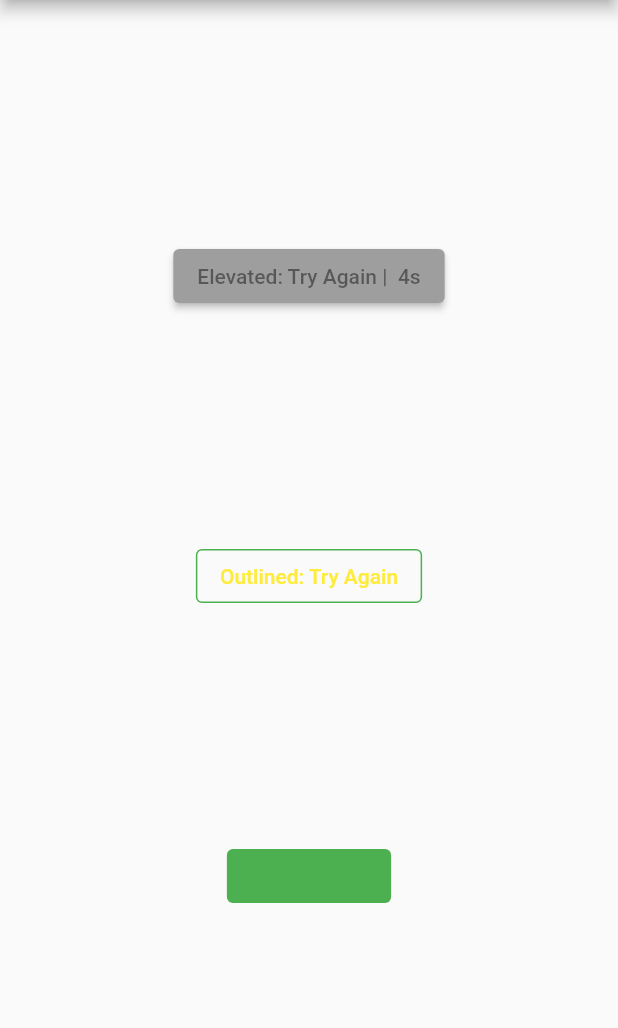
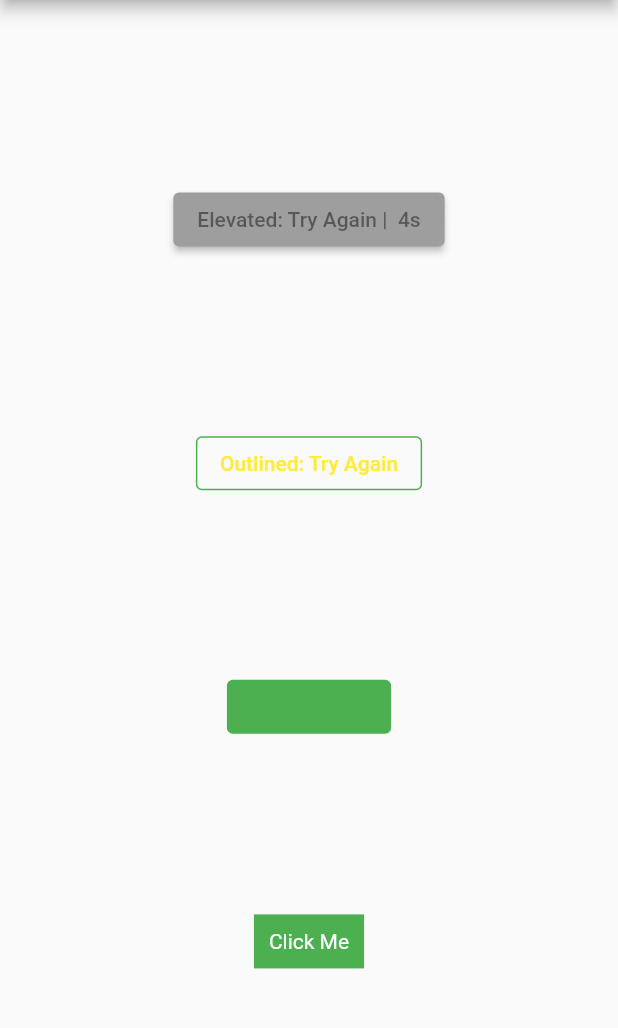
Before and after one commit to ProjectAJ14/timer_button, a Flutter app: the screen it shows after launch, after a tap on "Elevated: Try Again", on a phone screen of 412 x 824 dp, the part 84-1112 px from its top. Run offline on Flutter 3.47's test engine with Material 2 defaults, Android fonts, the phone set to English and light mode, and no system bars.

Commit message:
Major Version 4.0.0

```diff
--- a/example/lib/main.dart
+++ b/example/lib/main.dart
@@ -7,7 +7,7 @@ class MyApp extends StatelessWidget {
   @override
   Widget build(BuildContext context) {
     return new MaterialApp(
-      title: 'Timer Button Demo',
+      title: 'Timer Button Fork Demo',
       theme: new ThemeData(
         primarySwatch: Colors.blue,
       ),
@@ -65,6 +65,22 @@ class MyHomePageState extends State<MyHomePage> with TickerProviderStateMixin {
                   disabledColor: Colors.deepOrange,
                   color: Colors.green,
                 ),
+                TimerButton.builder(
+                  onPressed: () {
+                    print("Hey, a custom button is clicked!");
+                  },
+                  timeOutInSeconds: 5,
+                  timeBuilder: (BuildContext context, int sec) {
+                    return Container(
+                      padding: EdgeInsets.all(10.0),
+                      color: sec > 0 ? Colors.red : Colors.green,
+                      child: Text(
+                        sec > 0 ? "Custom Wait for $sec seconds" : "Click Me",
+                        style: TextStyle(color: Colors.white),
+                      ),
+                    );
+                  },
+                ),
               ],
             ),
           ),
--- a/example/pubspec.yaml
+++ b/example/pubspec.yaml
@@ -33,7 +33,7 @@ dev_dependencies:
   flutter_test:
     sdk: flutter
 
-  timer_button:
+  timer_button_fork:
     path: ../
 
 # For information on the generic Dart part of this file, see the
--- a/lib/timer_button_fork.dart
+++ b/lib/timer_button_fork.dart
@@ -1,59 +1,52 @@
-library timer_button_fork;
-
 import 'dart:async';
-
 import 'package:flutter/material.dart';
 
-
-enum ButtonType {
-  ElevatedButton,
-  TextButton,
-  OutlinedButton
-}
-
+/// [ButtonType] enum to define the type of the button.
+enum ButtonType { ElevatedButton, TextButton, OutlinedButton, Custom }
 
 const int aSec = 1;
-
 const String _secPostFix = 's';
 const String labelSplitter = " |  ";
 
-/// A button that starts a timer when pressed and shows the remaining time.
+/// Type definition for TimerButton builder.
+typedef TimerButtonBuilder = Widget Function(BuildContext context, int seconds);
+
+/// A custom TimerButton that starts a timer when pressed and shows the remaining time.
 class TimerButton extends StatefulWidget {
-  /// Create a TimerButton button.
-  ///
-  /// The [label], [onPressed], and [timeOutInSeconds]
-  /// arguments must not be null.
-
-  ///label
+  /// Label of the button.
   final String label;
 
-  ///secPostFix
+  /// Postfix for seconds.
   final String secPostFix;
 
-  ///[timeOutInSeconds] after which the button is enabled
+  /// Timeout in seconds after which the button is enabled.
   final int timeOutInSeconds;
 
-  ///[onPressed] Called when the button is tapped or otherwise activated.
+  /// Callback when the button is tapped or otherwise activated.
   final VoidCallback onPressed;
 
-  /// Defines the button's base colors
+  /// Defines the button's base color.
   final Color color;
 
-  /// The color to use for this button's background/border when the button is disabled.
+  /// The color to use for the button's background/border when the button is disabled.
   final Color disabledColor;
 
-  /// activeTextStyle
+  /// Text style for active state.
   final TextStyle? activeTextStyle;
 
-  ///disabledTextStyle
+  /// Text style for disabled state.
   final TextStyle disabledTextStyle;
 
-  ///buttonType
+  /// Type of the button.
   final ButtonType buttonType;
 
-  ///If resetTimerOnPressed is true reset the timer when the button is pressed : default to true
+  /// Boolean value to decide if timer should reset on button pressed.
   final bool resetTimerOnPressed;
 
+  /// The builder for the custom button.
+  final TimerButtonBuilder? timeBuilder;
+
+  /// Constructor for the TimerButton
   const TimerButton({
     Key? key,
     required this.label,
@@ -66,46 +59,63 @@ class TimerButton extends StatefulWidget {
     this.buttonType = ButtonType.ElevatedButton,
     this.activeTextStyle,
     this.disabledTextStyle = const TextStyle(color: Colors.black45),
-  }) : super(key: key);
+  }) : timeBuilder = null, super(key: key);
+
+  /// Constructor for the TimerButton using builder.
+  TimerButton.builder({
+    Key? key,
+    required this.onPressed,
+    required this.timeOutInSeconds,
+    this.resetTimerOnPressed = true,
+    required this.timeBuilder,
+  })  : label = '',
+        secPostFix = _secPostFix,
+        color = Colors.blue,
+        disabledColor = Colors.grey,
+        buttonType = ButtonType.Custom,
+        activeTextStyle = null,
+        disabledTextStyle = const TextStyle(color: Colors.black45),
+        super(key: key);
 
   @override
   _TimerButtonState createState() => _TimerButtonState();
 }
 
+/// Private class for the TimerButton State.
 class _TimerButtonState extends State<TimerButton> {
+  /// Boolean flag to determine if time is up.
   bool timeUpFlag = false;
+
+  /// Counter for time.
   int timeCounter = 0;
 
+  /// Timer instance.
+  late Timer _timer;
 
-  /// Timer Text
-  String get _timerText => '$timeCounter${widget.secPostFix}';
-
-
-  /// Timer
-  late Timer ourTimer;
-
+  /// Function that initiates state.
   @override
   void initState() {
     super.initState();
     timeCounter = widget.timeOutInSeconds;
-    _timerUpdate();
+    _startTimer();
   }
 
-
-  ///update the timer
-  _timerUpdate() {
+  /// Starts the timer.
+  void _startTimer() {
+    _timer = Timer(const Duration(seconds: aSec), () {
       if (!mounted) return;
-    ourTimer = Timer(const Duration(seconds: aSec), () async {
       setState(() {
         timeCounter--;
+        if (timeCounter > 0) {
+          _startTimer();
+        } else {
+          timeUpFlag = true;
+        }
       });
-      if (timeCounter != 0)
-        _timerUpdate();
-      else
-        timeUpFlag = true;
     });
   }
 
+  /// Builds the child widget for the button.
   Widget _buildChild() {
     TextStyle? activeTextStyle;
     if (widget.activeTextStyle == null) {
@@ -118,6 +128,7 @@ class _TimerButtonState extends State<TimerButton> {
     } else {
       activeTextStyle = widget.activeTextStyle;
     }
+
     return Container(
       child: timeUpFlag
           ? Text(
@@ -125,53 +136,59 @@ class _TimerButtonState extends State<TimerButton> {
         style: activeTextStyle,
       )
           : Text(
-              widget.label + labelSplitter + _timerText,
+        widget.label + labelSplitter + '$timeCounter${widget.secPostFix}',
         style: widget.disabledTextStyle,
       ),
     );
   }
 
-  _onPressed() {
+  /// Callback for onPressed.
+  void _onPressed() {
     if (timeUpFlag) {
       setState(() {
         timeUpFlag = false;
       });
       timeCounter = widget.timeOutInSeconds;
-
       widget.onPressed();
-
-      // reset the timer when the button is pressed
       if (widget.resetTimerOnPressed) {
-        _timerUpdate();
+        _startTimer();
       }
     }
   }
 
+  /// Dispose the state and cancel the timer.
   @override
   void dispose() {
-    // TODO: implement dispose
+    _timer.cancel();
     super.dispose();
-    ourTimer.cancel();
   }
 
+  /// Build method for the widget.
   @override
   Widget build(BuildContext context) {
+    if (widget.buttonType == ButtonType.Custom && widget.timeBuilder != null) {
+      return GestureDetector(
+        onTap: _onPressed,
+        child: widget.timeBuilder!.call(context, timeCounter),
+      );
+    } else {
       switch (widget.buttonType) {
-      //RaisedButton is deprecated, use ElevatedButton instead
         case ButtonType.ElevatedButton:
           return ElevatedButton(
             onPressed: _onPressed,
             child: _buildChild(),
             style: ElevatedButton.styleFrom(
               backgroundColor: timeUpFlag ? widget.color : widget.disabledColor,
-            ));
+            ),
+          );
         case ButtonType.TextButton:
           return TextButton(
             onPressed: _onPressed,
             child: _buildChild(),
             style: TextButton.styleFrom(
               backgroundColor: timeUpFlag ? widget.color : widget.disabledColor,
-            ));
+            ),
+          );
         case ButtonType.OutlinedButton:
           return OutlinedButton(
             onPressed: _onPressed,
@@ -180,9 +197,12 @@ class _TimerButtonState extends State<TimerButton> {
               side: BorderSide(
                 color: timeUpFlag ? widget.color : widget.disabledColor,
               ),
-            ));
+            ),
+          );
+        case ButtonType.Custom:
         default:
           return Container();
       }
     }
   }
+}
--- a/pubspec.yaml
+++ b/pubspec.yaml
@@ -1,11 +1,12 @@
 name: timer_button_fork
 description: A new Flutter package would help you to create timer button which will be enabled after specified time.
-version: 3.0.1
+version: 4.0.0
 homepage: https://github.com/chetanxpatil/timer_button_fork
 documentation: https://github.com/chetanxpatil/timer_button_fork
 
 environment:
-  sdk: '>=2.18.2 <3.0.0'
+  sdk: '>=3.0.0 <4.0.0'
+  flutter: ">=1.17.0"
 
 dependencies:
   flutter:
@@ -14,5 +15,6 @@ dependencies:
 dev_dependencies:
   flutter_test:
     sdk: flutter
+  flutter_lints: ^2.0.1
 
 flutter:
```
Also changed, not shown: 4 other files. Lines whose indentation alone changed are shown as unchanged.
